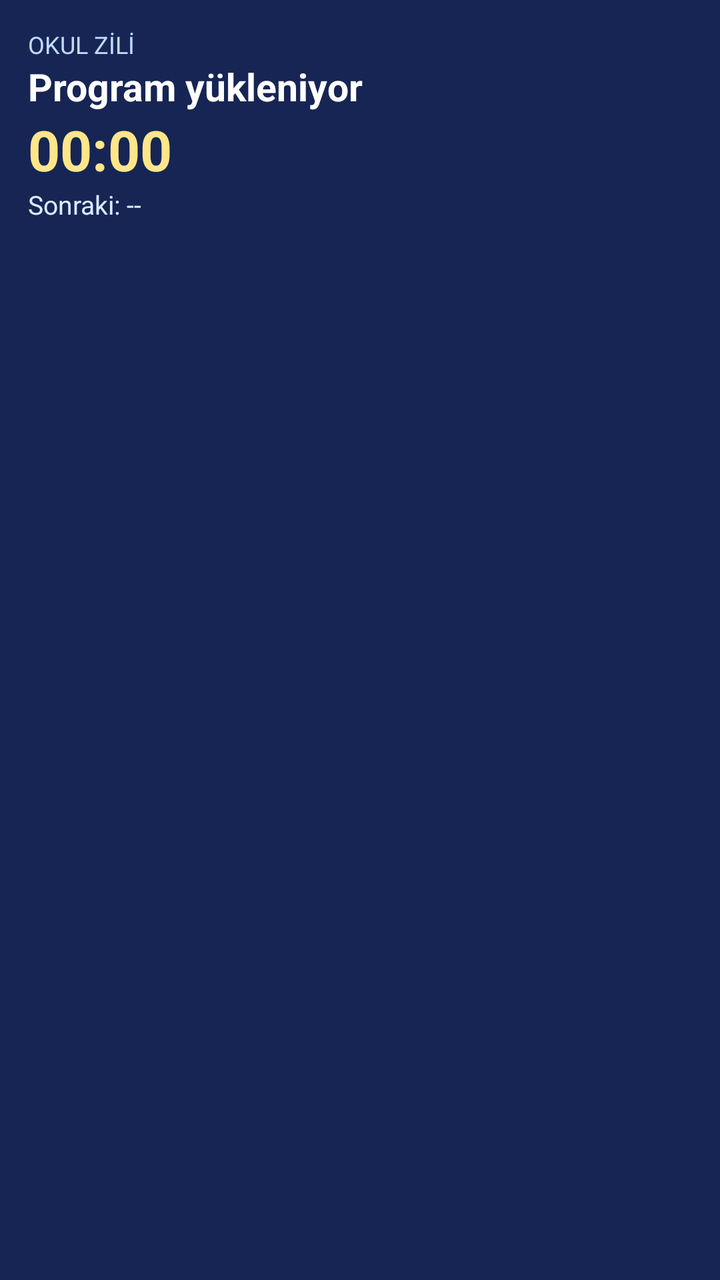
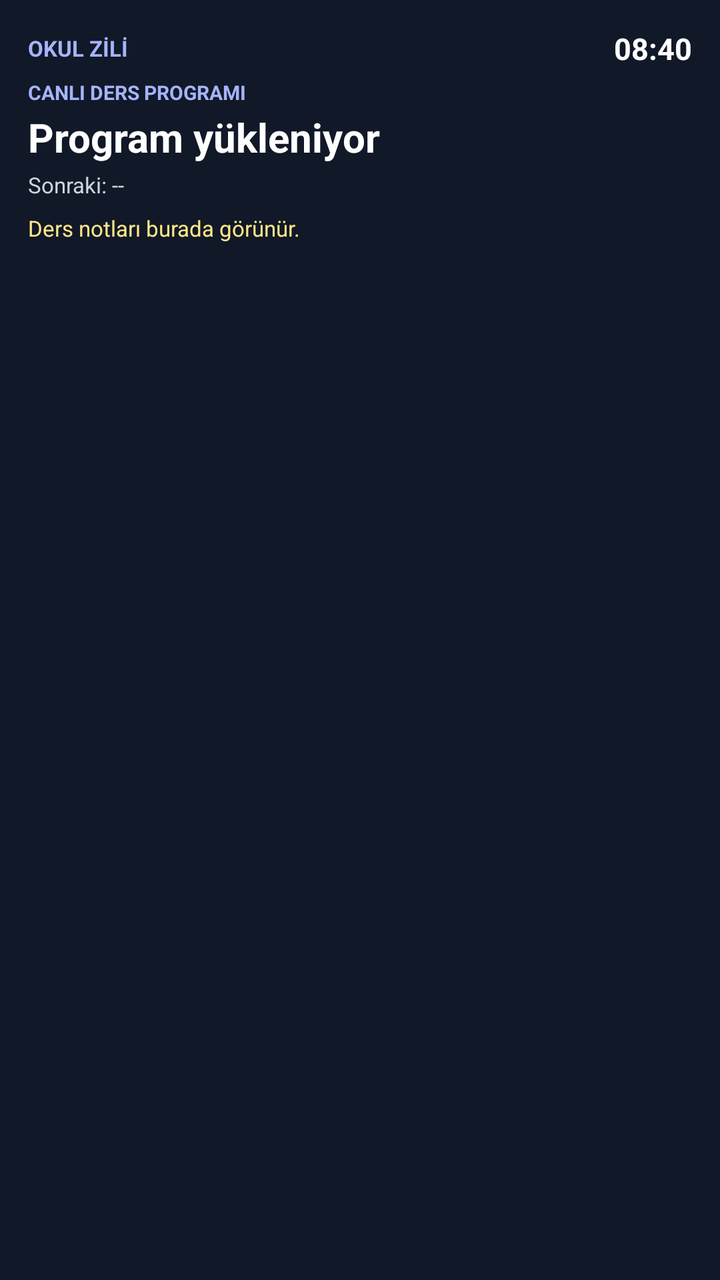

Screens rendered from an Android XML layout before and after an edit, with the pre-edit source and the edit as a unified diff.
<!-- AndroidManifest.xml: application theme android:Theme.Material.Light.NoActionBar -->
<!-- res/layout/school_bell_widget.xml -->
<LinearLayout xmlns:android="http://schemas.android.com/apk/res/android"
 android:id="@+id/widget_root" android:layout_width="match_parent" android:layout_height="match_parent"
 android:orientation="vertical" android:padding="14dp" android:background="#172554">
 <TextView android:id="@+id/widget_day" android:layout_width="match_parent" android:layout_height="wrap_content" android:text="OKUL ZİLİ" android:textColor="#BFDBFE" android:textSize="12sp"/>
 <TextView android:id="@+id/widget_lesson" android:layout_width="match_parent" android:layout_height="wrap_content" android:text="Program yükleniyor" android:textColor="#FFFFFF" android:textStyle="bold" android:textSize="19sp" android:maxLines="1"/>
 <Chronometer android:id="@+id/widget_countdown" android:layout_width="match_parent" android:layout_height="wrap_content" android:text="--:--" android:textColor="#FDE68A" android:textSize="28sp" android:textStyle="bold"/>
 <TextView android:id="@+id/widget_next" android:layout_width="match_parent" android:layout_height="wrap_content" android:text="Sonraki: --" android:textColor="#DBEAFE" android:textSize="13sp" android:maxLines="1"/>
</LinearLayout>
<!-- resources referenced by this layout -->
<resources>

</resources>

<!-- the commit's change to res/layout/school_bell_widget.xml (unified diff, before → after) -->
@@ -1,8 +1,35 @@
+<?xml version="1.0" encoding="utf-8"?>
 <LinearLayout xmlns:android="http://schemas.android.com/apk/res/android"
- android:id="@+id/widget_root" android:layout_width="match_parent" android:layout_height="match_parent"
- android:orientation="vertical" android:padding="14dp" android:background="#172554">
- <TextView android:id="@+id/widget_day" android:layout_width="match_parent" android:layout_height="wrap_content" android:text="OKUL ZİLİ" android:textColor="#BFDBFE" android:textSize="12sp"/>
- <TextView android:id="@+id/widget_lesson" android:layout_width="match_parent" android:layout_height="wrap_content" android:text="Program yükleniyor" android:textColor="#FFFFFF" android:textStyle="bold" android:textSize="19sp" android:maxLines="1"/>
- <Chronometer android:id="@+id/widget_countdown" android:layout_width="match_parent" android:layout_height="wrap_content" android:text="--:--" android:textColor="#FDE68A" android:textSize="28sp" android:textStyle="bold"/>
- <TextView android:id="@+id/widget_next" android:layout_width="match_parent" android:layout_height="wrap_content" android:text="Sonraki: --" android:textColor="#DBEAFE" android:textSize="13sp" android:maxLines="1"/>
+    android:id="@+id/widget_root"
+    android:layout_width="match_parent"
+    android:layout_height="match_parent"
+    android:orientation="vertical"
+    android:padding="14dp"
+    android:background="#111827">
+    <LinearLayout android:layout_width="match_parent" android:layout_height="wrap_content"
+        android:gravity="center_vertical" android:orientation="horizontal">
+        <TextView android:id="@+id/widget_day" android:layout_width="0dp"
+            android:layout_height="wrap_content" android:layout_weight="1"
+            android:text="OKUL ZİLİ" android:textColor="#A5B4FC"
+            android:textSize="11sp" android:textStyle="bold" />
+        <TextView android:id="@+id/widget_clock" android:layout_width="wrap_content"
+            android:layout_height="wrap_content" android:text="08:40"
+            android:textColor="#FFFFFF" android:textSize="15sp" android:textStyle="bold" />
+    </LinearLayout>
+    <TextView android:id="@+id/widget_status" android:layout_width="match_parent"
+        android:layout_height="wrap_content" android:layout_marginTop="5dp"
+        android:text="CANLI DERS PROGRAMI" android:textColor="#A5B4FC"
+        android:textSize="10sp" android:textStyle="bold" />
+    <TextView android:id="@+id/widget_lesson" android:layout_width="match_parent"
+        android:layout_height="wrap_content" android:layout_marginTop="2dp"
+        android:text="Program yükleniyor" android:textColor="#FFFFFF"
+        android:textStyle="bold" android:textSize="20sp" android:maxLines="1" />
+    <TextView android:id="@+id/widget_next" android:layout_width="match_parent"
+        android:layout_height="wrap_content" android:layout_marginTop="3dp"
+        android:text="Sonraki: --" android:textColor="#CBD5E1"
+        android:textSize="11sp" android:maxLines="1" />
+    <TextView android:id="@+id/widget_note" android:layout_width="match_parent"
+        android:layout_height="wrap_content" android:layout_marginTop="7dp"
+        android:text="Ders notları burada görünür." android:textColor="#FDE68A"
+        android:textSize="11sp" android:maxLines="2" android:ellipsize="end" />
 </LinearLayout>
